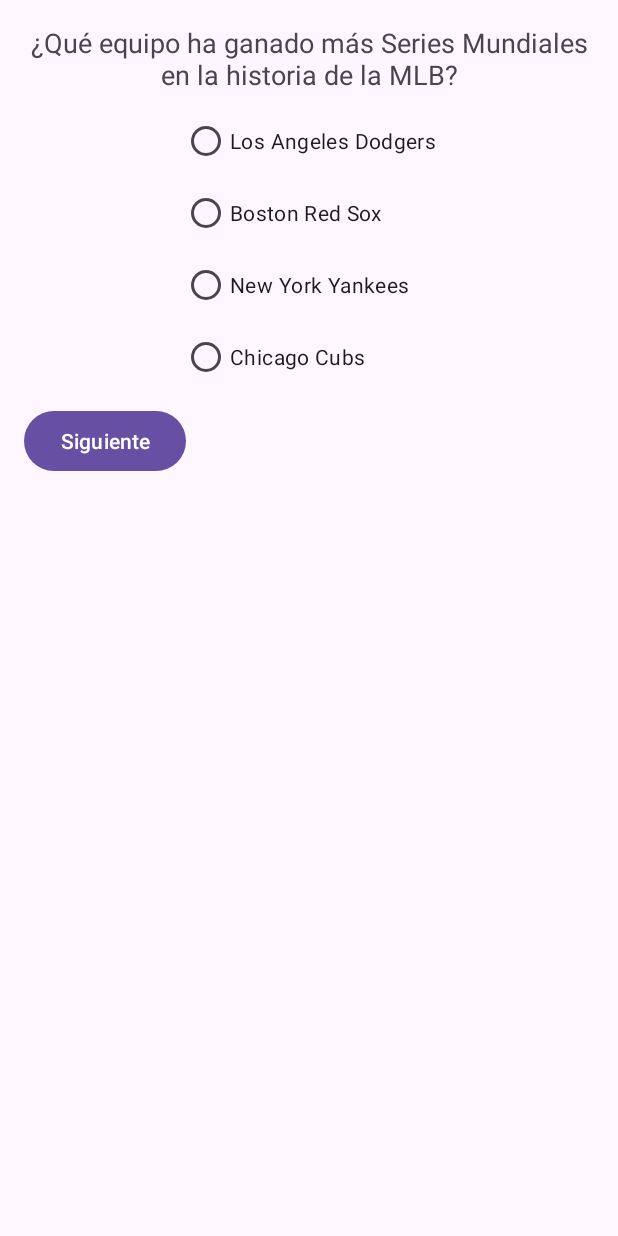
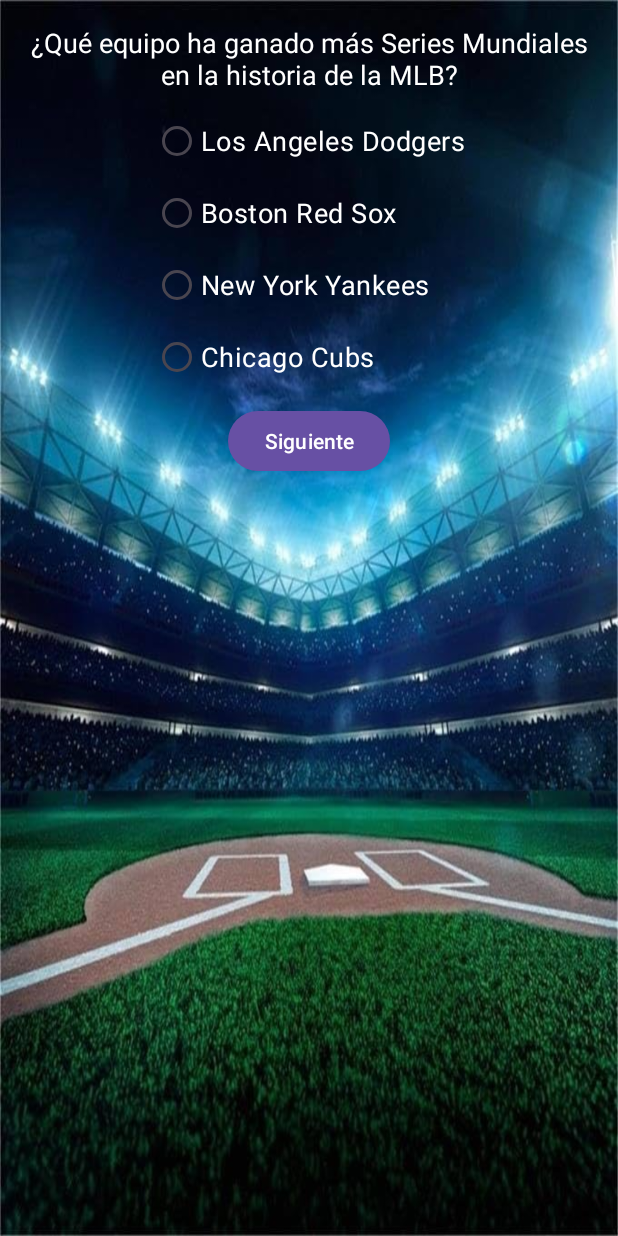
Before and after one commit to MauHideki/TriviaApp, an Android app: the BaseballQ1 screen opened directly, with no data from a screen before it, on a phone screen of 412 x 824 dp. Run offline under Robolectric (Android 15) with nearby library versions, the phone set to English and light mode, and no system bars; 1 statement that could not run was skipped.

Commit message:
Se añaden elementos a la categoria de BASEBALL

```diff
--- a/app/src/main/java/com/example/triviaapp/BaseballQ1.java
+++ b/app/src/main/java/com/example/triviaapp/BaseballQ1.java
@@ -4,12 +4,20 @@ import androidx.appcompat.app.AppCompatActivity;
 import android.os.Bundle;
 import android.view.View;
 import android.widget.Button;
+import android.widget.ImageView;
 import android.widget.RadioButton;
 import android.widget.RadioGroup;
 import android.widget.TextView;
 import android.widget.Toast;
 
 public class BaseballQ1 extends AppCompatActivity {
+    private int [] imagesPreguntas={
+            //R.drawable,
+            //R.drawable,
+            //R.drawable,
+            //R.drawable,
+            //R.drawable
+    };
     private String[] questions = {
             "¿Qué equipo ha ganado más Series Mundiales en la historia de la MLB?",
             "¿Cuántas bases hay en un campo de béisbol?",
@@ -39,6 +47,7 @@ public class BaseballQ1 extends AppCompatActivity {
     private RadioGroup answersGroup;
     private TextView resultText;
     private Button nextButton;
+    private ImageView imagePregunta;
 
     @Override
     protected void onCreate(Bundle savedInstanceState) {
@@ -50,6 +59,7 @@ public class BaseballQ1 extends AppCompatActivity {
         answersGroup = findViewById(R.id.respuestas_group);
         resultText = findViewById(R.id.result_text);
         nextButton = findViewById(R.id.next_button);
+        imagePregunta = findViewById(R.id.image_pregunta);
 
         // Esta función muestra la primera pregunta
         setQuestion();
@@ -75,6 +85,9 @@ public class BaseballQ1 extends AppCompatActivity {
         answer2.setText(answers[currentQuestion][1]);
         answer3.setText(answers[currentQuestion][2]);
         answer4.setText(answers[currentQuestion][3]);
+
+        //Cambia la imagen de la pregunta actual.
+        imagePregunta.setImageResource(imagesPreguntas[currentQuestion]);
 
         // Limpiar selección anterior (debemos limpiar el grupo)
         answersGroup.clearCheck();
--- a/app/src/main/res/layout/baseball_q1.xml
+++ b/app/src/main/res/layout/baseball_q1.xml
@@ -2,6 +2,7 @@
     android:layout_width="match_parent"
     android:layout_height="match_parent"
     android:orientation="vertical"
+    android:background="@drawable/fondobaseball"
     android:padding="16dp">
 
     <TextView
@@ -12,7 +13,15 @@
         android:gravity="center"
         android:layout_gravity="center_horizontal"
         android:textSize="18sp"
+        android:textColor="@color/white"
         android:layout_marginBottom="8dp"/>
+
+    <ImageView
+        android:id="@+id/image_pregunta"
+        android:layout_width="wrap_content"
+        android:layout_height="wrap_content"
+        android:layout_gravity="center"
+        android:scaleType="centerCrop"/>
 
     <RadioGroup
         android:id="@+id/respuestas_group"
@@ -27,32 +36,41 @@
             android:id="@+id/respuesta1"
             android:layout_width="wrap_content"
             android:layout_height="wrap_content"
-            android:text="Los Angeles Dodgers" />
+            android:text="Los Angeles Dodgers"
+            android:textColor="@color/white"
+            android:textSize="18sp"/>
 
         <RadioButton
             android:id="@+id/respuesta2"
             android:layout_width="wrap_content"
             android:layout_height="wrap_content"
-            android:text="Boston Red Sox" />
+            android:text="Boston Red Sox"
+            android:textColor="@color/white"
+            android:textSize="18sp"/>
 
         <RadioButton
             android:id="@+id/respuesta3"
             android:layout_width="wrap_content"
             android:layout_height="wrap_content"
-            android:text="New York Yankees " />
+            android:text="New York Yankees "
+            android:textColor="@color/white"
+            android:textSize="18sp"/>
 
         <RadioButton
             android:id="@+id/respuesta4"
             android:layout_width="wrap_content"
             android:layout_height="wrap_content"
-            android:text="Chicago Cubs" />
+            android:text="Chicago Cubs"
+            android:textColor="@color/white"
+            android:textSize="18sp"/>
     </RadioGroup>
 
     <Button
         android:id="@+id/next_button"
         android:layout_width="wrap_content"
         android:layout_height="wrap_content"
-        android:text="Siguiente" />
+        android:text="Siguiente"
+        android:layout_gravity="center"/>
 
     <TextView
         android:id="@+id/result_text"
--- a/app/src/main/res/layout/basketball_q1.xml
+++ b/app/src/main/res/layout/basketball_q1.xml
@@ -12,7 +12,7 @@
         android:text="Pregunta 1: ¿Cuantos campeonatos de la NBA ha ganado Michael Jordan?"
         android:gravity="center"
         android:layout_gravity="center_horizontal"
-        android:textSize="25sp"
+        android:textSize="20sp"
         android:textColor="@color/white"
         android:layout_marginBottom="8dp"/>
 
@@ -69,7 +69,8 @@
         android:id="@+id/next_button"
         android:layout_width="wrap_content"
         android:layout_height="wrap_content"
-        android:text="Siguiente" />
+        android:text="Siguiente"
+        android:layout_gravity="center"/>
 
     <TextView
         android:id="@+id/result_text"
```
